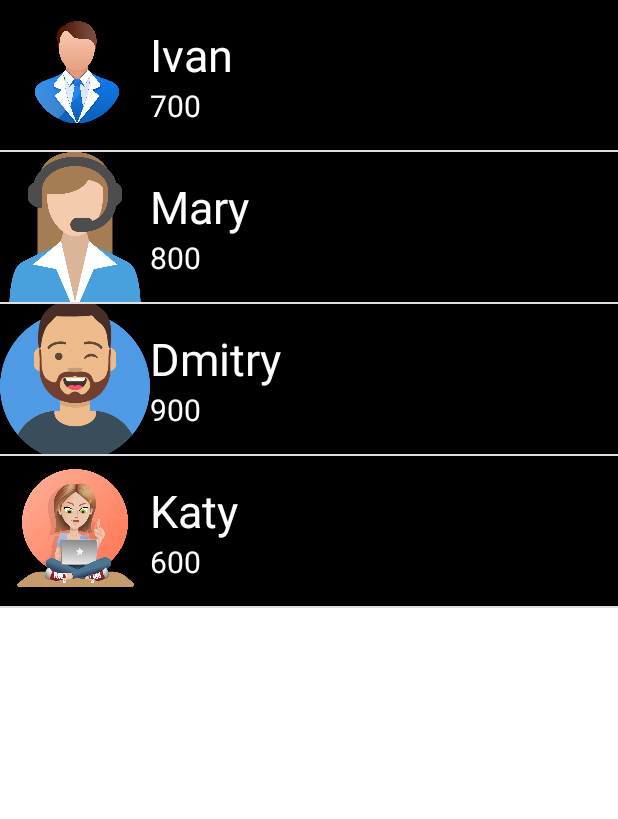
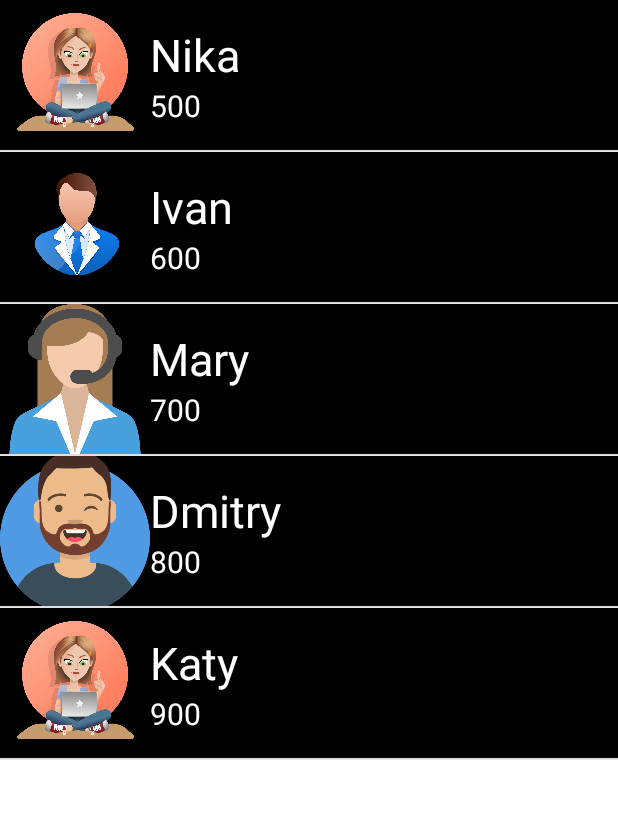
Before and after one commit to ArtemSitnikovProgrammer/Eltex-Android-java-PhoneBook, an Android app: the screen it shows after launch (MainActivity), on a phone screen of 412 x 824 dp, the part 84-903 px from its top. Run offline under Robolectric (Android 15) with nearby library versions, the phone set to English and light mode, and no system bars.

```diff
--- a/app/src/main/java/ru/eltex/phonebook/Developer.java
+++ b/app/src/main/java/ru/eltex/phonebook/Developer.java
@@ -2,7 +2,7 @@ package ru.eltex.phonebook;
 
 public class Developer extends User{
 
-    public Developer(String name, String phone, String gender) {
-        super(name, phone,gender);
+    public Developer(String name, String phone, boolean genderMen) {
+        super(name, phone,genderMen);
     }
 }
--- a/app/src/main/java/ru/eltex/phonebook/MainActivity.java
+++ b/app/src/main/java/ru/eltex/phonebook/MainActivity.java
@@ -20,10 +20,11 @@ public class MainActivity extends AppCompatActivity {
 
 
         User[] users = {
-                new Manager("Ivan", "700", "M"),
-                new Manager("Mary", "800", "W"),
-                new Developer("Dmitry", "900","M"),
-                new Developer("Katy", "600", "W")
+                new Developer("Nika", "500", false),
+                new Manager("Ivan", "600", true),
+                new Manager("Mary", "700", false),
+                new Developer("Dmitry", "800",true),
+                new Developer("Katy", "900", false)
         };
 
         PhoneAdapter phoneAdapter = new PhoneAdapter(this, users);
--- a/app/src/main/java/ru/eltex/phonebook/Manager.java
+++ b/app/src/main/java/ru/eltex/phonebook/Manager.java
@@ -2,7 +2,7 @@ package ru.eltex.phonebook;
 
 public class Manager extends User{
 
-    public Manager(String name, String phone, String gender) {
-        super(name, phone,gender);
+    public Manager(String name, String phone, boolean genderMen) {
+        super(name, phone,genderMen);
     }
 }
--- a/app/src/main/java/ru/eltex/phonebook/PhoneAdapter.java
+++ b/app/src/main/java/ru/eltex/phonebook/PhoneAdapter.java
@@ -8,6 +8,7 @@ import android.view.ViewGroup;
 import android.widget.ArrayAdapter;
 import android.widget.ImageView;
 import android.widget.TextView;
+import android.widget.Toast;
 
 import androidx.annotation.NonNull;
 import androidx.annotation.Nullable;
@@ -37,16 +38,24 @@ public class PhoneAdapter extends ArrayAdapter<User> {
 
         ImageView imageView = (ImageView) view.findViewById(R.id.avatar);
 
-        if("Developer".equals(this.users[position].getClass().getSimpleName())) {
-            if("M".equals(this.users[position].getGender())) {
+        if(this.users[position] instanceof Developer) {
+            if(this.users[position].getGenderMen()) {
                 imageView.setImageResource(R.drawable.developer_man);
             }else imageView.setImageResource(R.drawable.developer_woman);
-        }else if("Manager".equals(this.users[position].getClass().getSimpleName())){
-            if("M".equals(this.users[position].getGender())) {
+        }else if(this.users[position] instanceof Manager){
+            if(this.users[position].getGenderMen()) {
                 imageView.setImageResource(R.drawable.manager_man);
             }else imageView.setImageResource(R.drawable.manager_woman);
         }else imageView.setImageResource(R.drawable.ic_launcher_foreground);
 
+        view.setOnClickListener(new View.OnClickListener() {
+            @Override
+            public void onClick(View view) {
+                Toast.makeText(context, users[position].getGender(), Toast.LENGTH_SHORT).show();
+
+            }
+        });
+
         return view;
     }
 }
--- a/app/src/main/java/ru/eltex/phonebook/User.java
+++ b/app/src/main/java/ru/eltex/phonebook/User.java
@@ -2,14 +2,17 @@ package ru.eltex.phonebook;
 
 public class User {
 
+    private final String GENDER_MEN = "Men";
+    private final String GENDER_WOMEN = "Woman";
+
     private String name;
     private String phone;
-    private String gender;
+    private boolean genderMen;
 
-    public User(String name, String phone, String gender){
+    public User(String name, String phone, boolean genderMen){
         this.name = name;
         this.phone = phone;
-        this.gender = gender;
+        this.genderMen = genderMen;
     }
 
     public String getName() {
@@ -28,11 +31,15 @@ public class User {
         this.phone = phone;
     }
 
-    public String getGender() {
-        return gender;
+    public boolean getGenderMen() {
+        return genderMen;
     }
 
-    public void setGender(String gender) {
-        this.gender = gender;
+    public void setGender(boolean genderMen) {
+        this.genderMen = genderMen;
+    }
+
+    public String getGender(){
+        return genderMen ? GENDER_MEN : GENDER_WOMEN;
     }
 }
```
